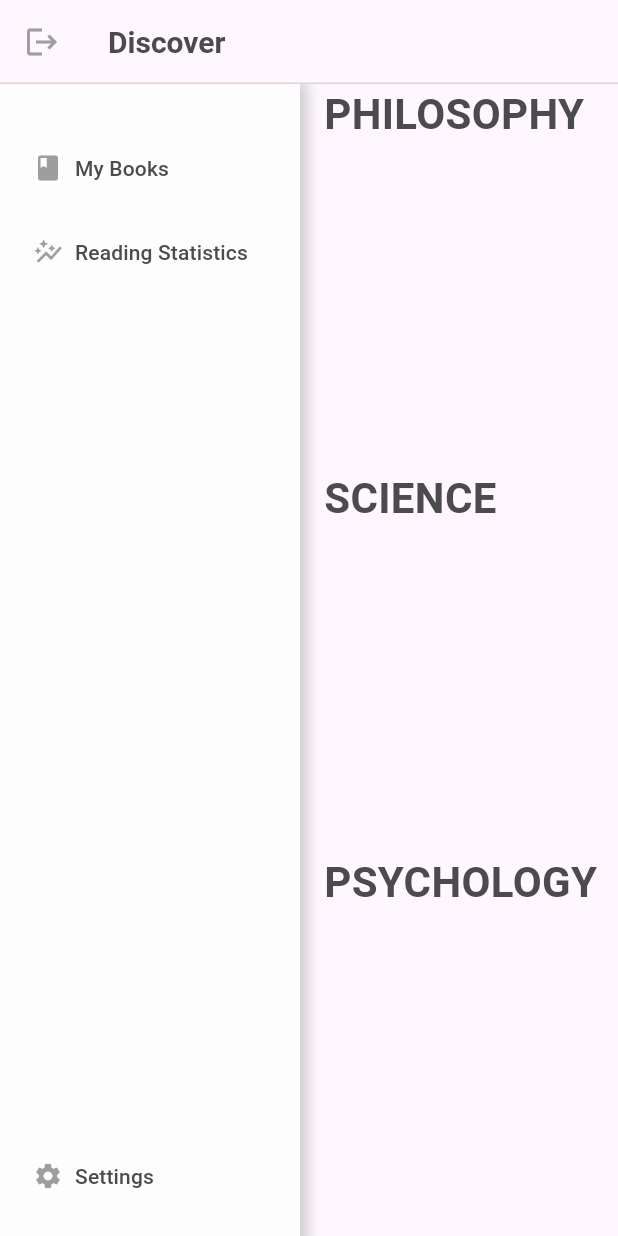
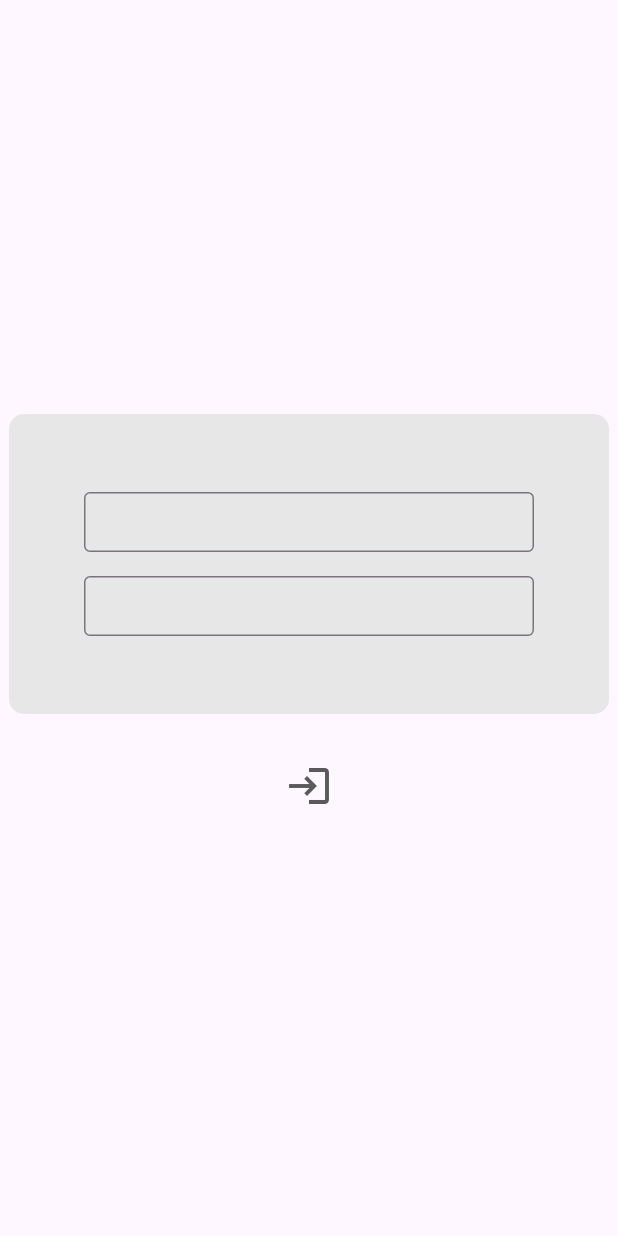
Before and after one commit to ashtondunderdale/file-engine, a Flutter app: the screen it shows after launch, on a phone screen of 412 x 824 dp. Run offline on Flutter 3.47's test engine with Material 3 defaults, Android fonts, the phone set to English and light mode, and no system bars; missing offline and left inert: google_books_api.

Commit message:
added login page

```diff
--- a/fluttergames/lib/main.dart
+++ b/fluttergames/lib/main.dart
@@ -1,6 +1,7 @@
 import 'package:flutter/material.dart';
 
 import 'views/discover.dart';
+import 'views/login.dart';
 
 void main() => runApp(const App());
 
@@ -11,7 +12,7 @@ class App extends StatelessWidget {
   Widget build(BuildContext context) {
     return const MaterialApp(
       debugShowCheckedModeBanner: false,
-      home: Discover(),
+      home: Login(),
     );
   }
 }
--- a/fluttergames/lib/views/discover.dart
+++ b/fluttergames/lib/views/discover.dart
@@ -1,8 +1,8 @@
 import 'package:flutter/material.dart';
 import 'package:fluttergames/globals.dart';
 
-import '../widgets/book_list.dart';
-import '../widgets/logout_button.dart';
+import '../widgets/discover/book_list.dart';
+import '../widgets/discover/logout_button.dart';
 import '../widgets/nav_panel/nav_panel.dart';
 
 class Discover extends StatelessWidget {
--- /dev/null
+++ b/fluttergames/lib/views/login.dart
@@ -0,0 +1,66 @@
+import 'package:flutter/material.dart';
+import 'package:fluttergames/views/discover.dart';
+
+class Login extends StatelessWidget {
+  const Login({super.key});
+
+  @override
+  Widget build(BuildContext context) {
+    return Scaffold(
+      body: Column(
+        mainAxisAlignment: MainAxisAlignment.center,
+        children: [
+          Center(
+            child: Container(
+              width: 400,
+              height: 200,
+              decoration: BoxDecoration(
+                borderRadius: BorderRadius.circular(10),
+                color: const Color.fromARGB(255, 231, 231, 231),
+              ),
+              child: const Column(
+                mainAxisAlignment: MainAxisAlignment.center,
+                children: [
+                  SizedBox(
+                    width: 300,
+                    height: 40,
+                    child: TextField(
+                      decoration: InputDecoration(
+                        border: OutlineInputBorder(borderSide: BorderSide(color: Colors.black)),
+                      ),
+                    ),
+                  ),
+                  Padding(
+                    padding: EdgeInsets.only(top: 16),
+                    child: SizedBox(
+                      width: 300,
+                      height: 40,
+                      child: TextField(
+                        decoration: InputDecoration(
+                          border: OutlineInputBorder(borderSide: BorderSide(color: Colors.black)),
+                        ),
+                      ),
+                    ),
+                  ),
+                ],
+              )
+            ),
+          ),
+          Padding(
+            padding: const EdgeInsets.only(top: 24),
+            child: IconButton(
+              onPressed: () {
+                Navigator.push(context, MaterialPageRoute(builder: (context) => const Discover()));
+              },
+              icon: const Icon(
+                Icons.login,
+                color: Color.fromARGB(255, 90, 90, 90),
+                size: 32,
+              ),
+            ),
+          )
+        ],
+      ),
+    );
+  }
+}
--- a/fluttergames/lib/widgets/book_list.dart
+++ b/fluttergames/lib/widgets/discover/book_list.dart
@@ -2,7 +2,7 @@ import 'package:flutter/material.dart';
 import 'package:fluttergames/globals.dart';
 import 'package:google_books_api/google_books_api.dart';
 
-import '../services/book_api.dart';
+import '../../services/book_api.dart';
 import 'book_item.dart';
 
 class BookList extends StatelessWidget {
```
Also changed, not shown: fluttergames/lib/widgets/discover/book_item.dart (renamed from fluttergames/lib/widgets/book_item.dart), fluttergames/lib/widgets/discover/logout_button.dart (renamed from fluttergames/lib/widgets/logout_button.dart).
